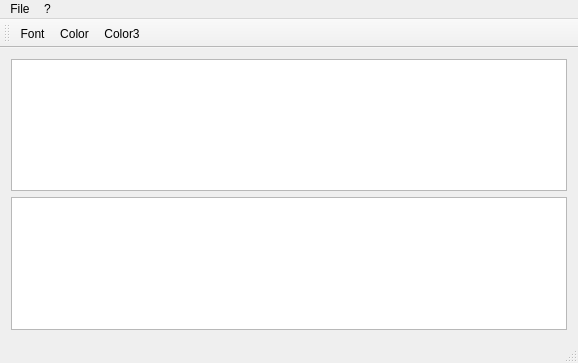
This is mainwindow.ui in KloinTiinn/TheirBirthday as Qt 5 draws it before an edit. The edited form follows.
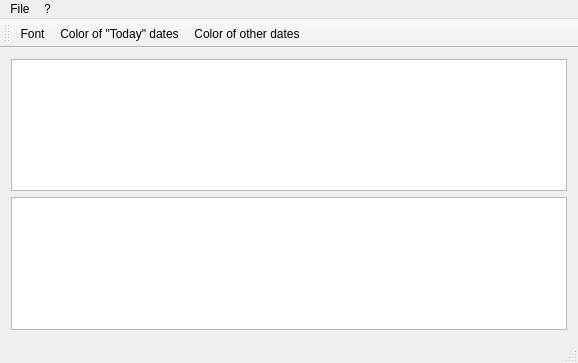
This is the edited form. Icons and pictures are not drawn.

Patch:
```diff
--- a/mainwindow.ui
+++ b/mainwindow.ui
@@ -123,7 +123,7 @@
      <normaloff>:/new/files/today.ico</normaloff>:/new/files/today.ico</iconset>
    </property>
    <property name="text">
-    <string>Color...</string>
+    <string>Color of &quot;Today&quot; dates...</string>
    </property>
    <property name="toolTip">
     <string>Color of &quot;Today&quot; dates</string>
@@ -164,7 +164,7 @@
      <normaloff>:/new/files/yesterday.ico</normaloff>:/new/files/yesterday.ico</iconset>
    </property>
    <property name="text">
-    <string>Color3...</string>
+    <string>Color of other dates...</string>
    </property>
    <property name="toolTip">
     <string>Color of other dates (yesterday, tomorrow...)</string>
```
Left out of the diff: 4 changed lines with no effect on the pictures.
